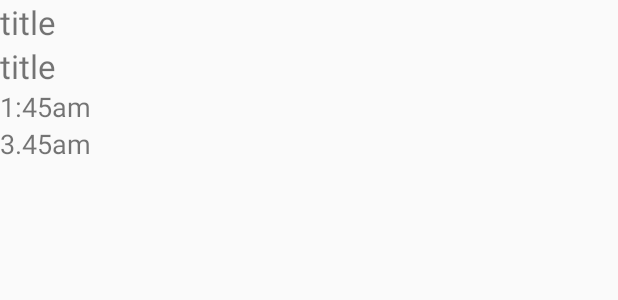
After one commit to deanoj/NowOn, an Android app: the layout channel_row.xml on its own in the app's theme, with its tools: preview values and no code run, on a phone screen of 412 x 824 dp. The commit adds this screen. Shown: the top 300 px of the screen. Run offline under Robolectric (Android 15) with nearby library versions, the phone set to English and light mode, and no system bars; network calls fail.

Commit message:
2 - start and end times added to a custom layout for a channel list item

```diff
--- a/app/src/main/java/com/deanoj/nowon/data/ResponseParser.java
+++ b/app/src/main/java/com/deanoj/nowon/data/ResponseParser.java
@@ -73,6 +73,7 @@ public class ResponseParser {
             tvListing.setDescription(listing.getString("Description"));
             try {
                 tvListing.setStartTime(DateHelper.parseDateString(listing.getString("StartTimeMF")));
+                tvListing.setEndTime(DateHelper.parseDateString(listing.getString("EndTimeMF")));
             } catch (ParseException e) {
                 e.printStackTrace();
             }
--- /dev/null
+++ b/app/src/main/res/layout/channel_row.xml
@@ -0,0 +1,38 @@
+<?xml version="1.0" encoding="utf-8"?>
+<LinearLayout xmlns:android="http://schemas.android.com/apk/res/android"
+    android:orientation="vertical"
+    android:layout_width="match_parent"
+    android:layout_height="match_parent">
+
+    <TextView
+        android:layout_width="wrap_content"
+        android:layout_height="wrap_content"
+        android:id="@+id/channel"
+        android:text="title"
+        android:textSize="@dimen/abc_text_size_large_material" />
+
+    <TextView
+        android:layout_width="wrap_content"
+        android:layout_height="wrap_content"
+        android:id="@+id/title"
+        android:text="title"
+        android:textSize="@dimen/abc_text_size_large_material" />
+
+    <TextView
+        android:layout_width="wrap_content"
+        android:layout_height="wrap_content"
+        android:text="1:45am"
+        android:id="@+id/start_time"
+        android:textSize="@dimen/abc_text_size_medium_material"/>
+
+    <TextView
+        android:layout_width="wrap_content"
+        android:layout_height="wrap_content"
+        android:text="3.45am"
+        android:id="@+id/end_time"
+        android:textSize="@dimen/abc_text_size_medium_material"/>
+
+
+
+
+</LinearLayout>
```
Also changed, not shown: app/src/main/java/com/deanoj/nowon/data/ChannelAdapter.java (+21 -8 lines), app/src/main/java/com/deanoj/nowon/data/dto/TvListing.java (+5 -5 lines).
